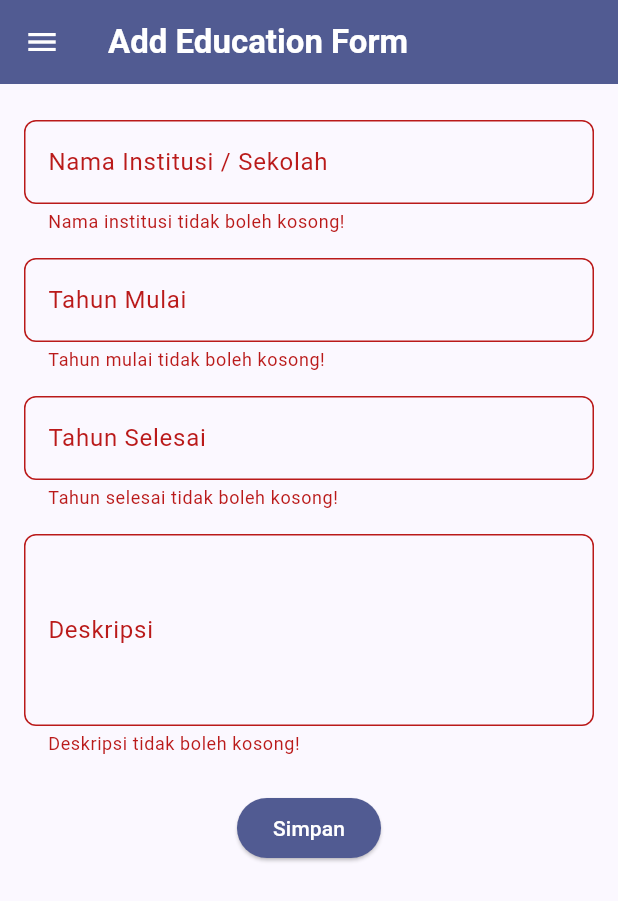
After one commit to clarenvc/myportofolio_mobile, a Flutter app: the EducationFormPage screen opened directly, after a tap on "Simpan", on a phone screen of 412 x 824 dp. The commit adds this screen. Shown: the top 901 px of the screen. Run offline on Flutter 3.47's test engine with Material 3 defaults, Android fonts, the phone set to English and light mode, and no system bars; our stand-ins replace material_ui.

Commit message:
feat: create EducationFormPage with input validation and summary dialog

```diff
--- /dev/null
+++ b/lib/screens/education_form.dart
@@ -0,0 +1,230 @@
+import 'package:material_ui/material_ui.dart';
+import 'package:myportofolio_mobile/widgets/left_drawer.dart';
+
+class EducationFormPage extends StatefulWidget {
+  const EducationFormPage({super.key});
+
+  @override
+  State<EducationFormPage> createState() => _EducationFormPageState();
+}
+
+class _EducationFormPageState extends State<EducationFormPage> {
+  final _formKey = GlobalKey<FormState>();
+
+  String _schoolName = "";
+  String _startYear = "";
+  String _endYear = "";
+  String _description = "";
+
+  @override
+  Widget build(BuildContext context) {
+    return Scaffold(
+      appBar: AppBar(
+        title: const Text(
+          'Add Education Form',
+          style: TextStyle(
+            color: Colors.white,
+            fontWeight: FontWeight.bold,
+          ),
+        ),
+        backgroundColor: Theme.of(context).colorScheme.primary,
+        iconTheme: const IconThemeData(color: Colors.white),
+      ),
+      drawer: const LeftDrawer(),
+      body: Form(
+        key: _formKey,
+        child: SingleChildScrollView(
+          padding: const EdgeInsets.all(16.0),
+          child: Column(
+            crossAxisAlignment: CrossAxisAlignment.start,
+            children: [
+              // === 1. Nama Institusi ===
+              Padding(
+                padding: const EdgeInsets.symmetric(vertical: 8.0),
+                child: TextFormField(
+                  decoration: InputDecoration(
+                    hintText: "Contoh: Universitas Indonesia",
+                    labelText: "Nama Institusi / Sekolah",
+                    border: OutlineInputBorder(
+                      borderRadius: BorderRadius.circular(8.0),
+                    ),
+                  ),
+                  onChanged: (String? value) {
+                    setState(() {
+                      _schoolName = value ?? "";
+                    });
+                  },
+                  validator: (String? value) {
+                    if (value == null || value.trim().isEmpty) {
+                      return "Nama institusi tidak boleh kosong!";
+                    }
+                    if (value.trim().length < 3) {
+                      return "Nama institusi minimal terdiri dari 3 karakter!";
+                    }
+                    return null;
+                  },
+                ),
+              ),
+
+              // === 2. Tahun Mulai ===
+              Padding(
+                padding: const EdgeInsets.symmetric(vertical: 8.0),
+                child: TextFormField(
+                  keyboardType: TextInputType.number,
+                  decoration: InputDecoration(
+                    hintText: "Contoh: 2025",
+                    labelText: "Tahun Mulai",
+                    border: OutlineInputBorder(
+                      borderRadius: BorderRadius.circular(8.0),
+                    ),
+                  ),
+                  onChanged: (String? value) {
+                    setState(() {
+                      _startYear = value ?? "";
+                    });
+                  },
+                  validator: (String? value) {
+                    if (value == null || value.trim().isEmpty) {
+                      return "Tahun mulai tidak boleh kosong!";
+                    }
+                    final parsedYear = int.tryParse(value.trim());
+                    if (parsedYear == null || value.trim().length != 4) {
+                      return "Tahun mulai harus berupa 4 digit angka!";
+                    }
+                    if (parsedYear < 1950 || parsedYear > 2100) {
+                      return "Masukkan tahun mulai yang valid (1950–2100)!";
+                    }
+                    return null;
+                  },
+                ),
+              ),
+
+              // === 3. Tahun Selesai ===
+              Padding(
+                padding: const EdgeInsets.symmetric(vertical: 8.0),
+                child: TextFormField(
+                  decoration: InputDecoration(
+                    hintText: "Contoh: 2029 atau Present",
+                    labelText: "Tahun Selesai",
+                    border: OutlineInputBorder(
+                      borderRadius: BorderRadius.circular(8.0),
+                    ),
+                  ),
+                  onChanged: (String? value) {
+                    setState(() {
+                      _endYear = value ?? "";
+                    });
+                  },
+                  validator: (String? value) {
+                    if (value == null || value.trim().isEmpty) {
+                      return "Tahun selesai tidak boleh kosong!";
+                    }
+                    final trimmed = value.trim();
+                    if (trimmed.toLowerCase() == "present") {
+                      return null;
+                    }
+                    final parsedEnd = int.tryParse(trimmed);
+                    if (parsedEnd == null || trimmed.length != 4) {
+                      return "Isi dengan 4 digit tahun atau 'Present'!";
+                    }
+                    final parsedStart = int.tryParse(_startYear.trim());
+                    if (parsedStart != null && parsedEnd < parsedStart) {
+                      return "Tahun selesai tidak boleh lebih kecil dari tahun mulai!";
+                    }
+                    return null;
+                  },
+                ),
+              ),
+
+              // === 4. Deskripsi ===
+              Padding(
+                padding: const EdgeInsets.symmetric(vertical: 8.0),
+                child: TextFormField(
+                  maxLines: 4,
+                  decoration: InputDecoration(
+                    hintText: "Contoh: S1 Ilmu Komputer - Fokus Rekayasa Perangkat Lunak",
+                    labelText: "Deskripsi",
+                    border: OutlineInputBorder(
+                      borderRadius: BorderRadius.circular(8.0),
+                    ),
+                  ),
+                  onChanged: (String? value) {
+                    setState(() {
+                      _description = value ?? "";
+                    });
+                  },
+                  validator: (String? value) {
+                    if (value == null || value.trim().isEmpty) {
+                      return "Deskripsi tidak boleh kosong!";
+                    }
+                    if (value.trim().length < 10) {
+                      return "Deskripsi minimal terdiri dari 10 karakter!";
+                    }
+                    return null;
+                  },
+                ),
+              ),
+
+              const SizedBox(height: 16.0),
+
+              // === Tombol Simpan ===
+              Align(
+                alignment: Alignment.bottomCenter,
+                child: ElevatedButton(
+                  style: ButtonStyle(
+                    backgroundColor: WidgetStateProperty.all(
+                      Theme.of(context).colorScheme.primary,
+                    ),
+                  ),
+                  onPressed: () {
+                    if (_formKey.currentState!.validate()) {
+                      showDialog(
+                        context: context,
+                        builder: (context) {
+                          return AlertDialog(
+                            title: const Text('Edukasi berhasil ditambahkan!'),
+                            content: SingleChildScrollView(
+                              child: Column(
+                                crossAxisAlignment: CrossAxisAlignment.start,
+                                mainAxisSize: MainAxisSize.min,
+                                children: [
+                                  Text('Nama Institusi: ${_schoolName.trim()}'),
+                                  Text('Tahun Mulai: ${_startYear.trim()}'),
+                                  Text('Tahun Selesai: ${_endYear.trim()}'),
+                                  Text('Deskripsi: ${_description.trim()}'),
+                                ],
+                              ),
+                            ),
+                            actions: [
+                              TextButton(
+                                child: const Text('Tutup'),
+                                onPressed: () {
+                                  Navigator.pop(context);
+                                  _formKey.currentState!.reset();
+                                  setState(() {
+                                    _schoolName = "";
+                                    _startYear = "";
+                                    _endYear = "";
+                                    _description = "";
+                                  });
+                                },
+                              ),
+                            ],
+                          );
+                        },
+                      );
+                    }
+                  },
+                  child: const Text(
+                    "Simpan",
+                    style: TextStyle(color: Colors.white),
+                  ),
+                ),
+              ),
+            ],
+          ),
+        ),
+      ),
+    );
+  }
+}
--- a/lib/screens/menu.dart
+++ b/lib/screens/menu.dart
@@ -1,6 +1,5 @@
 import 'package:material_ui/material_ui.dart';
 import 'package:myportofolio_mobile/widgets/left_drawer.dart';
-import 'package:myportofolio_mobile/screens/project_form.dart';
 import 'package:myportofolio_mobile/widgets/project_card.dart';
 
 class MyHomePage extends StatelessWidget {
```
